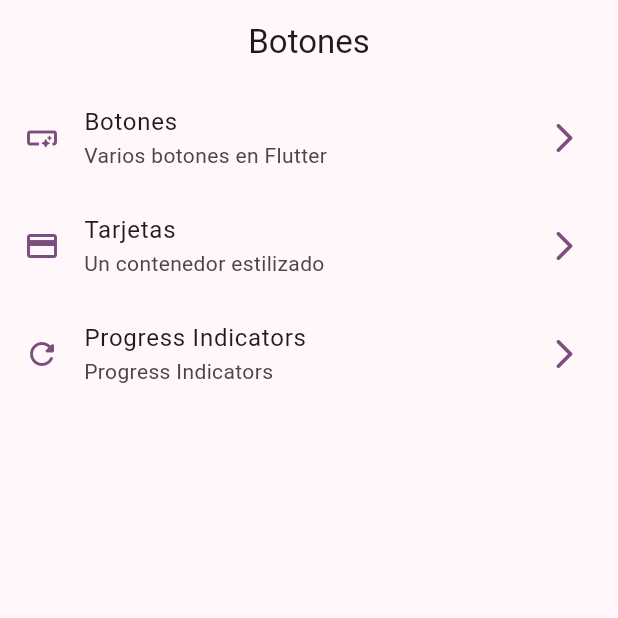
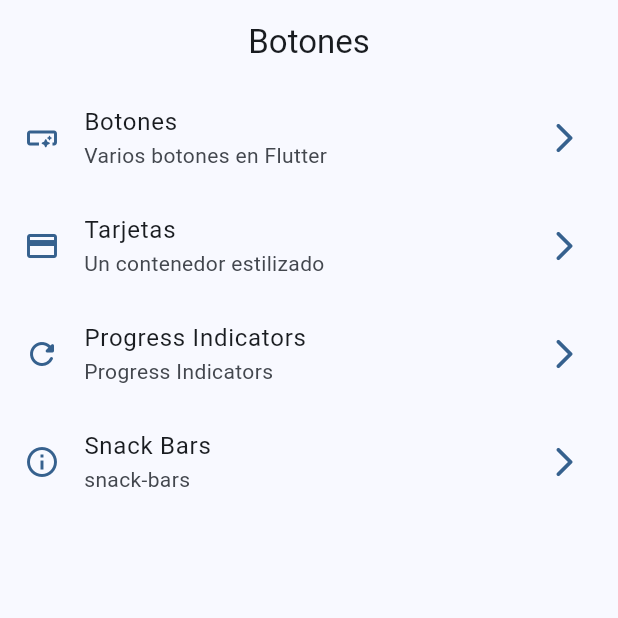
Before and after one commit to Tomashanahan/widgets_app, a Flutter app: the screen it shows after launch, on a phone screen of 412 x 824 dp, the top half of it. Run offline on Flutter 3.47's test engine with Material 2 defaults, Android fonts, the phone set to English and light mode, and no system bars; our stand-ins replace go_router.

Commit message:
snack-bars dialogs terminado

```diff
--- a/lib/config/menu/menu_items.dart
+++ b/lib/config/menu/menu_items.dart
@@ -44,4 +44,12 @@ const menuItems = <Menuitem>[
     routeName: ProgressScreen.name,
     routeComponentName: ProgressScreen(),
   ),
+  Menuitem(
+    link: '/snack-bars',
+    subTitle: 'snack-bars',
+    title: 'Snack Bars',
+    iconData: Icons.info_outline,
+    routeName: SnackBarScreen.name,
+    routeComponentName: SnackBarScreen(),
+  ),
 ];
--- a/lib/main.dart
+++ b/lib/main.dart
@@ -14,7 +14,7 @@ class MainApp extends StatelessWidget {
     return MaterialApp.router(
       routerConfig: appRouter,
       debugShowCheckedModeBanner: false,
-      theme: AppTheme(selectedColor: 4).appTheme(),
+      theme: AppTheme().appTheme(),
     );
   }
 }
--- a/lib/presentation/screens/progress/progress_screen.dart
+++ b/lib/presentation/screens/progress/progress_screen.dart
@@ -57,7 +57,7 @@ class _ControlledProgressIndicator extends StatelessWidget {
                 strokeWidth: 2,
                 value: progressValue,
               ),
-              const SizedBox(width: 20),
+              const  SizedBox(width: 20),
               Expanded(
                   child: LinearProgressIndicator(
                 value: progressValue,
```
Also changed, not shown: lib/presentation/screens/snack_bar/snack_bar_screen.dart (+54 -2 lines).
